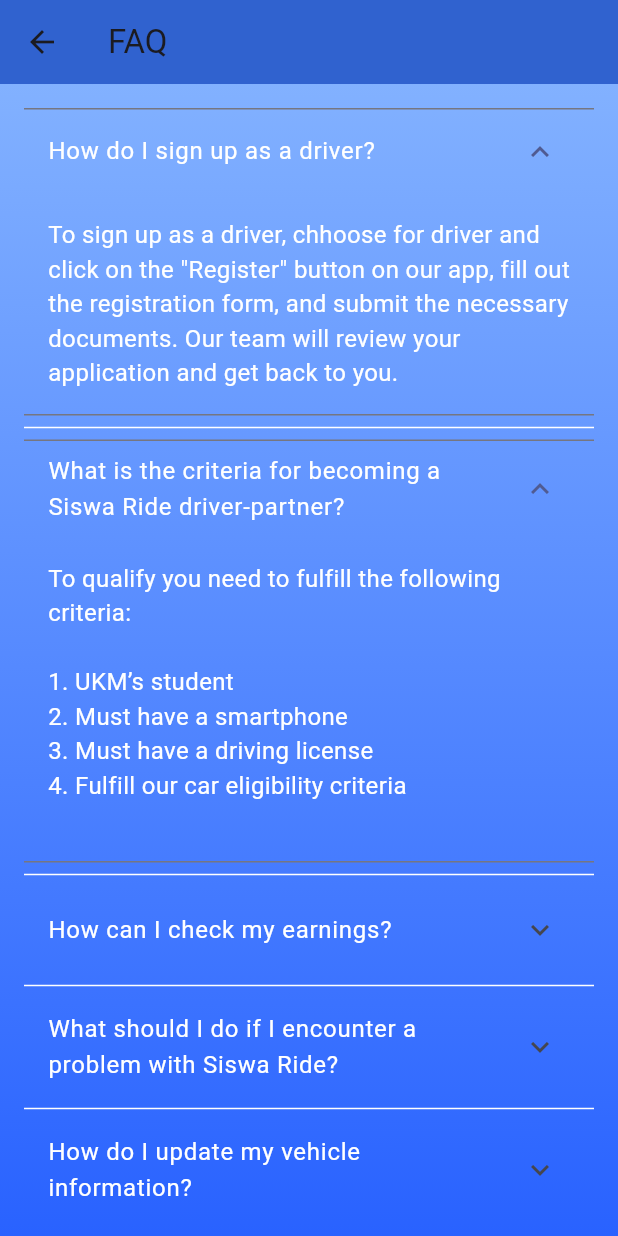
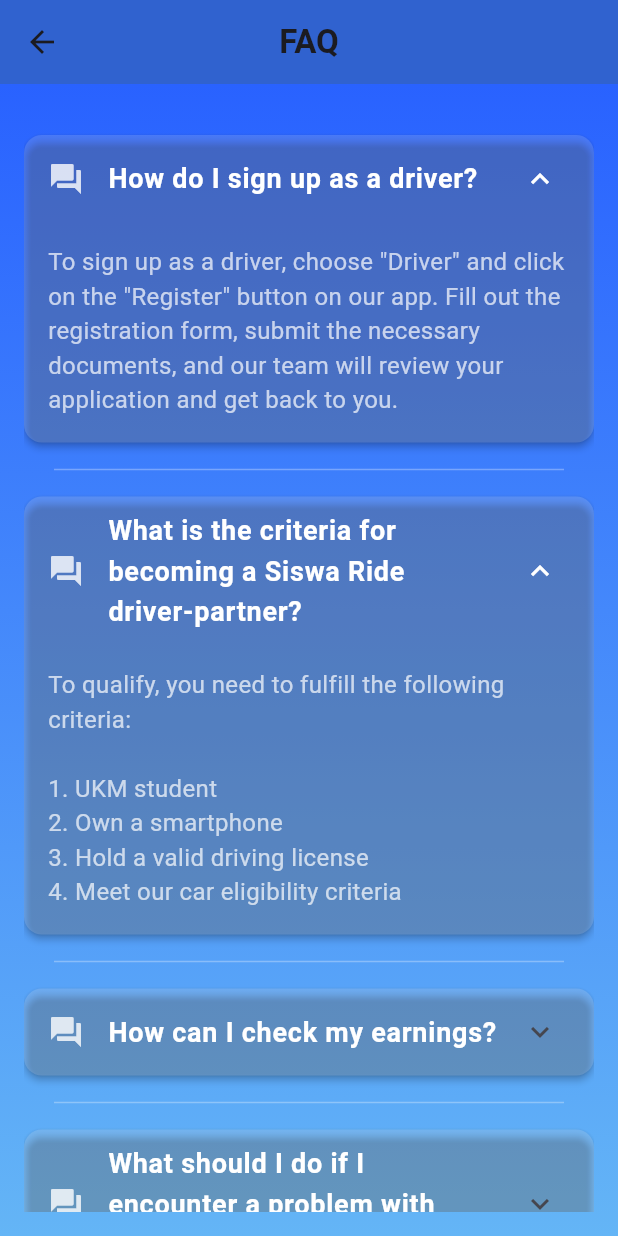
Before and after one commit to Jinghanwong/siswa-ride, a Flutter app: the Faq2Page screen opened directly, after a tap on "How do I sign up as a driver?", after a tap on "What is the criteria for becoming a Sisw", on a phone screen of 412 x 824 dp. Run offline on Flutter 3.47's test engine with Material 3 defaults, Android fonts, the phone set to English and light mode, and no system bars; our stand-ins replace cloud_firestore, connectivity_plus, firebase_auth, firebase_core, firebase_database, firebase_storage and 1 more; accounts and stored records are empty.

Commit message:
Update faq2_page.dart

```diff
--- a/lib/pages/faq2_page.dart
+++ b/lib/pages/faq2_page.dart
@@ -12,15 +12,20 @@ class _Faq2PageState extends State<Faq2Page> {
   Widget build(BuildContext context) {
     return Scaffold(
       appBar: AppBar(
-        title: const Text('FAQ'),
+        title: const Text(
+          'FAQ',
+          style: TextStyle(fontSize: 22, fontWeight: FontWeight.bold),
+        ),
         backgroundColor: const Color.fromARGB(255, 48, 98, 207),
+        elevation: 0,
+        centerTitle: true,
       ),
       body: Container(
         width: double.infinity,
         height: double.infinity,
         decoration: const BoxDecoration(
           gradient: LinearGradient(
-            colors: [Color(0xFF82B1FF), Color(0xFF2962FF)],
+            colors: [Color(0xFF2962FF), Color(0xFF64B5F6)],
             begin: Alignment.topCenter,
             end: Alignment.bottomCenter,
           ),
@@ -28,94 +33,41 @@ class _Faq2PageState extends State<Faq2Page> {
         child: Padding(
           padding: const EdgeInsets.all(16.0),
           child: ListView(
-            children: const [
-              ExpansionTile(
-                title: Text(
-                  'How do I sign up as a driver?',
-                  style: TextStyle(color: Colors.white),
-                ),
-                children: [
-                  Padding(
-                    padding: EdgeInsets.all(16.0),
-                    child: Text(
-                      'To sign up as a driver, chhoose for driver and click on the "Register" button on our app, fill out the registration form, and submit the necessary documents. Our team will review your application and get back to you.',
-                      style: TextStyle(fontSize: 16, color: Colors.white),
-                      textAlign: TextAlign.left,
-                    ),
-                  ),
-                ],
+            physics: const BouncingScrollPhysics(),
+            children: [
+              const SizedBox(height: 10),
+              buildFaqTile(
+                question: 'How do I sign up as a driver?',
+                answer:
+                    'To sign up as a driver, choose "Driver" and click on the "Register" button on our app. Fill out the registration form, submit the necessary documents, and our team will review your application and get back to you.',
               ),
-              Divider(color: Colors.white),
-              ExpansionTile(
-                title: Text(
-                  'What is the criteria for becoming a Siswa Ride driver-partner?',
-                  style: TextStyle(color: Colors.white),
-                ),
-                children: [
-                  Padding(
-                    padding: EdgeInsets.all(16.0),
-                    child: Text(
-                      'To qualify you need to fulfill the following criteria:\n\n'
-                      '1. UKM’s student\n'
-                      '2. Must have a smartphone\n'
-                      '3. Must have a driving license\n'
-                      '4. Fulfill our car eligibility criteria\n',
-                      style: TextStyle(fontSize: 16, color: Colors.white),
-                      textAlign: TextAlign.left,
-                    ),
-                  ),
-                ],
+              buildDivider(),
+              buildFaqTile(
+                question: 'What is the criteria for becoming a Siswa Ride driver-partner?',
+                answer:
+                    'To qualify, you need to fulfill the following criteria:\n\n'
+                    '1. UKM student\n'
+                    '2. Own a smartphone\n'
+                    '3. Hold a valid driving license\n'
+                    '4. Meet our car eligibility criteria',
               ),
-              Divider(color: Colors.white),
-              ExpansionTile(
-                title: Text(
-                  'How can I check my earnings?',
-                  style: TextStyle(color: Colors.white),
-                ),
-                children: [
-                  Padding(
-                    padding: EdgeInsets.all(16.0),
-                    child: Text(
-                      'You can view your earnings through the driver app. Go to the "Earnings" section to see a breakdown of your daily and history earnings.',
-                      style: TextStyle(fontSize: 16, color: Colors.white),
-                      textAlign: TextAlign.left,
-                    ),
-                  ),
-                ],
+              buildDivider(),
+              buildFaqTile(
+                question: 'How can I check my earnings?',
+                answer:
+                    'You can view your earnings through the driver app. Go to the "Earnings" section to see a breakdown of your daily and historical earnings.',
               ),
-              Divider(color: Colors.white),
-              ExpansionTile(
-                title: Text(
-                  'What should I do if I encounter a problem with Siswa Ride?',
-                  style: TextStyle(color: Colors.white),
-                ),
-                children: [
-                  Padding(
-                    padding: EdgeInsets.all(16.0),
-                    child: Text(
-                      'If you experience any issues with the app, please contact our support team through email us at siswaride@ukm.com.',
-                      style: TextStyle(fontSize: 16, color: Colors.white),
-                      textAlign: TextAlign.left,
-                    ),
-                  ),
-                ],
+              buildDivider(),
+              buildFaqTile(
+                question: 'What should I do if I encounter a problem with Siswa Ride?',
+                answer:
+                    'If you experience any issues with the app, please contact our support team by emailing us at siswaride@ukm.com.',
               ),
-              Divider(color: Colors.white),
-              ExpansionTile(
-                title: Text(
-                  'How do I update my vehicle information?',
-                  style: TextStyle(color: Colors.white),
-                ),
-                children: [
-                  Padding(
-                    padding: EdgeInsets.all(16.0),
-                    child: Text(
-                      'To update your vehicle information, go to the "Account" section and select "Edit Profile." Enter the new details and update the changes.',
-                      style: TextStyle(fontSize: 16, color: Colors.white),
-                      textAlign: TextAlign.left,
-                    ),
-                  ),
-                ],
+              buildDivider(),
+              buildFaqTile(
+                question: 'How do I update my vehicle information?',
+                answer:
+                    'To update your vehicle information, go to the "Account" section and select "Edit Profile." Enter the new details and save the changes.',
               ),
             ],
           ),
@@ -123,4 +75,56 @@ class _Faq2PageState extends State<Faq2Page> {
       ),
     );
   }
+
+  Widget buildFaqTile({required String question, required String answer}) {
+    return Card(
+      margin: const EdgeInsets.symmetric(vertical: 8.0),
+      color: Colors.white.withOpacity(0.15),
+      shape: RoundedRectangleBorder(
+        borderRadius: BorderRadius.circular(12.0),
+      ),
+      elevation: 2,
+      child: Theme(
+        data: Theme.of(context).copyWith(dividerColor: Colors.transparent),
+        child: ExpansionTile(
+          leading: Icon(
+            Icons.question_answer,
+            color: Colors.white.withOpacity(0.8),
+          ),
+          title: Text(
+            question,
+            style: const TextStyle(
+              color: Colors.white,
+              fontWeight: FontWeight.w600,
+              fontSize: 18,
+            ),
+          ),
+          iconColor: Colors.white,
+          children: [
+            Padding(
+              padding: const EdgeInsets.all(16.0),
+              child: Text(
+                answer,
+                style: const TextStyle(
+                  fontSize: 16,
+                  color: Colors.white70,
+                ),
+                textAlign: TextAlign.left,
+              ),
+            ),
+          ],
+        ),
+      ),
+    );
+  }
+
+  Divider buildDivider() {
+    return Divider(
+      color: Colors.white.withOpacity(0.3),
+      thickness: 1,
+      height: 20,
+      indent: 20,
+      endIndent: 20,
+    );
+  }
 }
```
